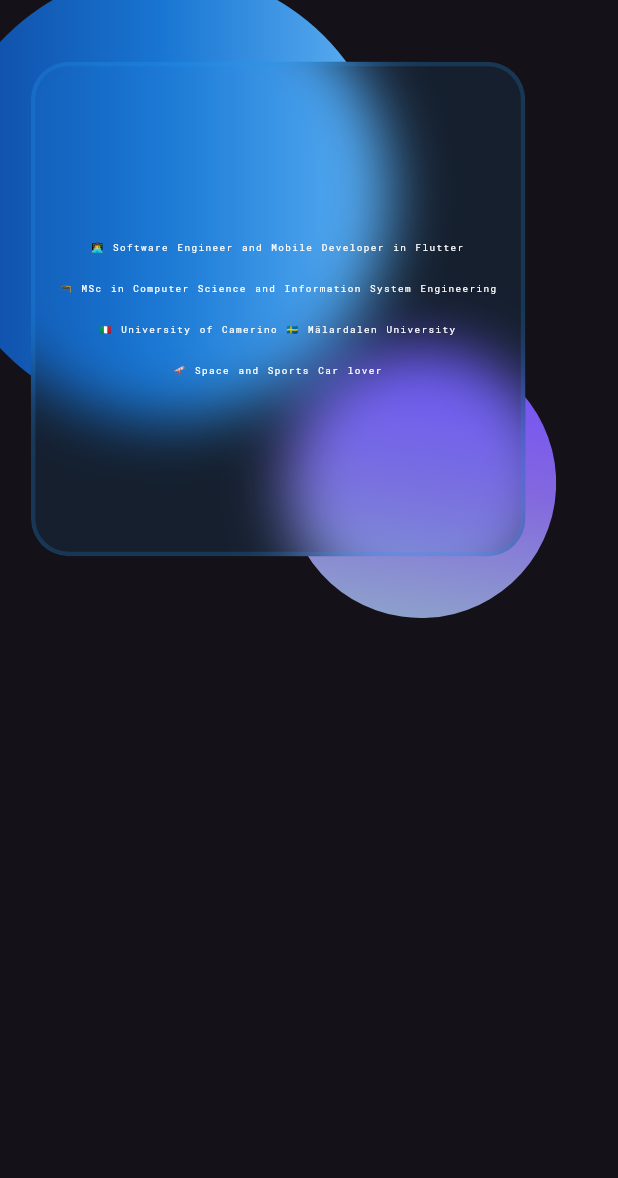
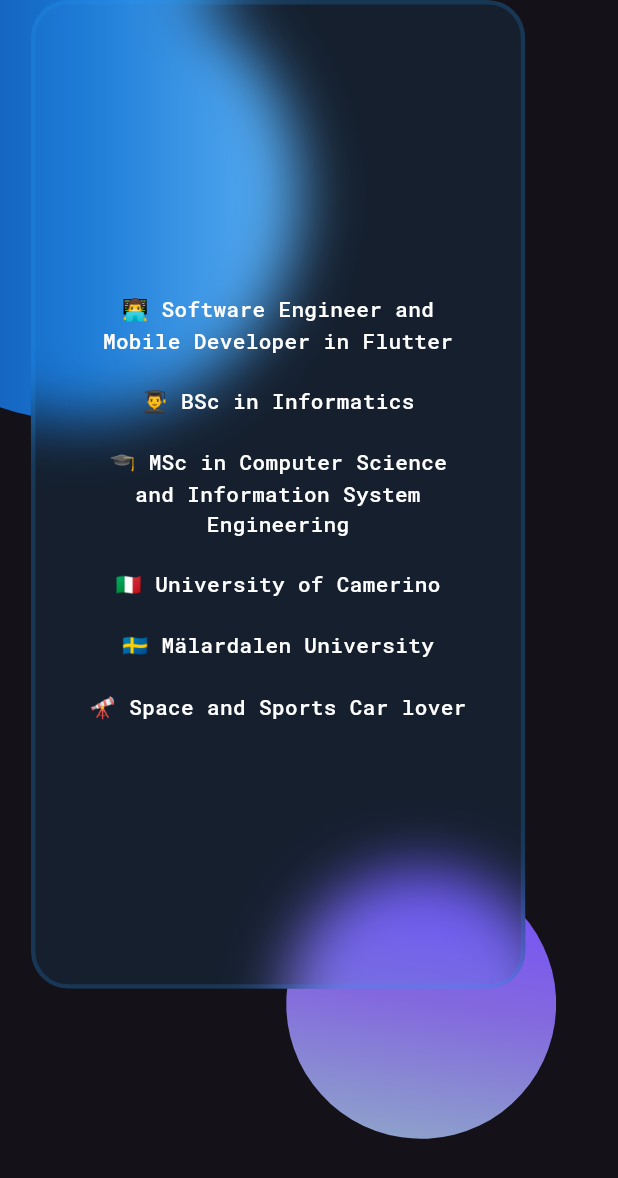
Before and after one commit to Michele-x98/personal_portfolio, a Flutter app: the About widget shown alone on an empty page, opened directly, on a phone screen of 412 x 824 dp. Shown: the top 1178 px of the screen. Run offline on Flutter 3.47's test engine with Material 3 defaults, Android fonts, the phone set to English and light mode, and no system bars; drawn by our look-alikes of animated_text_kit, auto_size_text; our stand-ins replace flutter_animate, flutter_riverpod, flutter_staggered_animations, google_fonts, loading_animation_widget, scrollable_positioned_list and 1 more; missing offline and left inert: lit_starfield, mailto.

```diff
--- a/lib/view/about.dart
+++ b/lib/view/about.dart
@@ -1,8 +1,7 @@
 import 'dart:ui';
 
-import 'package:animated_text_kit/animated_text_kit.dart';
+import 'package:auto_size_text/auto_size_text.dart';
 import 'package:flutter/material.dart';
-import 'package:flutter_animate/flutter_animate.dart';
 import 'package:google_fonts/google_fonts.dart';
 import 'package:personal_portfolio/extension.dart';
 
@@ -16,9 +15,10 @@ class AboutMe extends StatelessWidget {
       width: context.width,
       child: Stack(
         alignment: Alignment.topCenter,
+        clipBehavior: Clip.none,
         children: [
           Positioned(
-            top: 150,
+            top: 100,
             child: Text(
               'ABOUT ME',
               style: GoogleFonts.robotoMono(
@@ -31,7 +31,7 @@ class AboutMe extends StatelessWidget {
             ),
           ),
           Positioned(
-            top: 300,
+            top: 200,
             child: About(),
           )
         ],
@@ -40,13 +40,14 @@ class AboutMe extends StatelessWidget {
   }
 }
 
-const String text = "👨‍💻 Software Engineer and Mobile Developer in Flutter" +
-    "\n\n\n" +
-    "🎓 MSc in Computer Science and Information System Engineering"
-        "\n\n\n" +
-    "🇮🇹 University of Camerino 🇸🇪 Mälardalen University" +
-    "\n\n\n" +
-    "🔭 Space and Sports Car lover";
+const List<String> texts = [
+  "\n👨‍💻 Software Engineer and Mobile Developer in Flutter",
+  "\n👨‍🎓 BSc in Informatics",
+  "\n🎓 MSc in Computer Science and Information System Engineering",
+  "\n🇮🇹 University of Camerino",
+  "\n🇸🇪 Mälardalen University",
+  "\n🔭 Space and Sports Car lover"
+];
 
 class About extends StatelessWidget {
   const About({Key? key}) : super(key: key);
@@ -56,14 +57,14 @@ class About extends StatelessWidget {
     final width = context.width;
     final height = context.height;
     return Container(
-      height: height * 0.5,
+      height: height * 0.8,
       width: width * 0.9,
       child: Stack(
         clipBehavior: Clip.none,
         children: [
           Positioned(
             top: -20,
-            left: -40,
+            left: -100,
             child: Container(
               width: 300,
               height: 300,
@@ -80,7 +81,7 @@ class About extends StatelessWidget {
             ),
           ),
           Positioned(
-            bottom: 0,
+            bottom: -100,
             right: 0,
             child: Transform.rotate(
               angle: 8,
@@ -108,7 +109,6 @@ class About extends StatelessWidget {
                 filter: ImageFilter.blur(sigmaX: 20, sigmaY: 20),
                 child: Container(
                   width: width * 0.8,
-                  height: height * 0.4,
                   decoration: BoxDecoration(
                     color: Colors.blue.withOpacity(0.1),
                     borderRadius: const BorderRadius.all(Radius.circular(25)),
@@ -119,24 +119,24 @@ class About extends StatelessWidget {
                   ),
                   child: Center(
                     child: Padding(
-                      padding: const EdgeInsets.symmetric(horizontal: 16),
-                      child: FittedBox(
-                        child: AnimatedTextKit(
-                          isRepeatingAnimation: false,
-                          animatedTexts: [
-                            TypewriterAnimatedText(
-                              text,
+                      padding: const EdgeInsets.symmetric(horizontal: 24),
+                      child: Column(
+                        mainAxisAlignment: MainAxisAlignment.center,
+                        children: texts.map((e) {
+                          return Padding(
+                            padding: const EdgeInsets.symmetric(horizontal: 8),
+                            child: AutoSizeText(
+                              e,
                               textAlign: TextAlign.center,
-                              textStyle: GoogleFonts.robotoMono(
+                              maxFontSize: 30,
+                              minFontSize: 9,
+                              style: GoogleFonts.robotoMono(
                                 color: Colors.white,
-                                wordSpacing: 3,
-                                letterSpacing: 3,
-                                fontSize: 20,
+                                fontWeight: FontWeight.w500,
                               ),
-                              speed: 30.ms,
                             ),
-                          ],
-                        ),
+                          );
+                        }).toList(),
                       ),
                     ),
                   ),
--- a/lib/view/intro.dart
+++ b/lib/view/intro.dart
@@ -20,8 +20,8 @@ class Intro extends StatelessWidget {
         children: [
           LayoutBuilder(
             builder: (context, constraints) => ResponsiveIntro(
-              radius: constraints.maxWidth > 600 ? 80 : 80,
-              iconSize: constraints.maxWidth > 600 ? 25 : 25,
+              radius: constraints.maxWidth > 600 ? 80 : 40,
+              iconSize: constraints.maxWidth > 600 ? 25 : 20,
             ),
           ),
           IntroAnimatedArrow()
@@ -38,8 +38,12 @@ class IntroAnimatedArrow extends StatelessWidget {
 
   @override
   Widget build(BuildContext context) {
+    return LayoutBuilder(
+      builder: (BuildContext context, BoxConstraints constraints) {
+        final isMobile = constraints.maxWidth < 600;
         return Consumer(
-      builder: (BuildContext context, WidgetRef ref, Widget? child) => Align(
+          builder: (BuildContext context, WidgetRef ref, Widget? child) =>
+              Align(
             alignment: Alignment.bottomCenter,
             child: Padding(
               padding: const EdgeInsets.only(bottom: 35.0),
@@ -50,15 +54,16 @@ class IntroAnimatedArrow extends StatelessWidget {
                   child: Stack(
                     children: [
                       Container(
-                    height: 120,
-                    width: 40,
+                        height: isMobile ? 80 : 120,
+                        width: isMobile ? 30 : 40,
                         decoration: BoxDecoration(
                           borderRadius: BorderRadius.circular(50),
                           border: Border.all(
                             color: Colors.lightBlue.withOpacity(0.4),
                             width: 2,
                           ),
-                      color: isHover ? Color(0xff111E25) : Colors.transparent,
+                          color:
+                              isHover ? Color(0xff111E25) : Colors.transparent,
                           boxShadow: isHover
                               ? [
                                   BoxShadow(
@@ -86,7 +91,8 @@ class IntroAnimatedArrow extends StatelessWidget {
                             .slideY(
                               duration: 1.2.seconds,
                               curve: Curves.easeOut,
-                          end: 2.5,
+                              begin: isMobile ? -0.5 : 0,
+                              end: isMobile ? 1.8 : 2.5,
                             )
                             .fadeOut(
                               delay: 1.seconds,
@@ -100,6 +106,8 @@ class IntroAnimatedArrow extends StatelessWidget {
             ),
           ),
         ).animate(delay: 1.seconds).fadeIn(duration: 1.seconds);
+      },
+    );
   }
 }
 
@@ -148,7 +156,7 @@ class ResponsiveIntro extends StatelessWidget {
               ],
             ),
             textAlign: TextAlign.center,
-            maxLines: 10,
+            maxLines: 4,
             minFontSize: 6,
             maxFontSize: 30,
             overflow: TextOverflow.visible,
```
Also changed, not shown: lib/main.dart (+1 -94 lines), lib/view/loading.dart (added, +73 -0 lines), lib/view/skills.dart (+5 -6 lines), 1 other file. Lines whose indentation alone changed are shown as unchanged.
